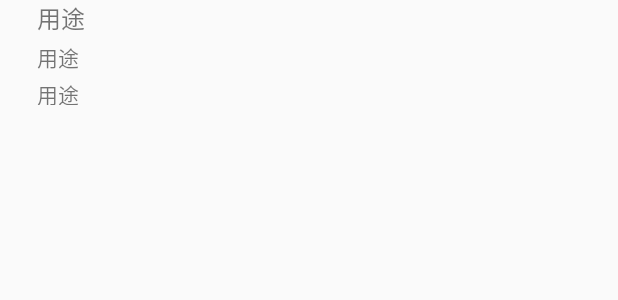
After one commit to xiaobaiGetHib/rememberPassWord.com, an Android app: the layout recycle_view_see_user.xml on its own in the app's theme, with its tools: preview values and no code run, on a phone screen of 412 x 824 dp. The commit adds this screen. Shown: the top 300 px of the screen. Run offline under Robolectric (Android 15) with nearby library versions, the phone set to English and light mode, and no system bars.

Commit message:
加ActiveAndroid入数据库框架,添加查看初步方案

```diff
--- a/app/build.gradle
+++ b/app/build.gradle
@@ -21,6 +21,7 @@ android {
 repositories {
     mavenCentral()
     maven { url "https://oss.sonatype.org/content/repositories/snapshots/" }
+    maven { url "https://jitpack.io" }
 }
 dependencies {
     compile fileTree(dir: 'libs', include: ['*.jar'])
@@ -29,5 +30,6 @@ dependencies {
     })
     compile 'com.android.support:appcompat-v7:23.1.1'
     compile 'com.michaelpardo:activeandroid:3.1.0-SNAPSHOT'
+    compile 'com.android.support:recyclerview-v7:23.4.0'
     testCompile 'junit:junit:4.12'
 }
--- a/app/src/main/AndroidManifest.xml
+++ b/app/src/main/AndroidManifest.xml
@@ -29,7 +29,7 @@
         <!-- //数据库表 -->
         <meta-data
             android:name="AA_MODELS"
-            android:value="com.xiaobai.rpass.rememberpass.Remember" />
+            android:value="com.xiaobai.rpass.rememberpass.model.Remember" />
 
         <activity android:name=".act.ViewLogActivity" />
         <activity android:name=".act.AddLogActivity"></activity>
--- a/app/src/main/java/com/xiaobai/rpass/rememberpass/act/MainActivity.java
+++ b/app/src/main/java/com/xiaobai/rpass/rememberpass/act/MainActivity.java
@@ -20,7 +20,8 @@ public class MainActivity extends BaseActivity {
         setContentView(R.layout.activity_main);
         setBankVisibity(false);
         setOkVisibity(false);
-      init();
+        setTitleText("记记");
+        init();
     }
 
     private void init() {
@@ -35,7 +36,7 @@ public class MainActivity extends BaseActivity {
         btn_see_info.setOnClickListener(new View.OnClickListener() {
             @Override
             public void onClick(View v) {
-
+                startActivity(new Intent(getBaseContext(),ViewLogActivity.class));
             }
         });
     }
--- a/app/src/main/res/layout/activity_view_log.xml
+++ b/app/src/main/res/layout/activity_view_log.xml
@@ -1,6 +1,7 @@
 <?xml version="1.0" encoding="utf-8"?>
 <RelativeLayout xmlns:android="http://schemas.android.com/apk/res/android"
     xmlns:tools="http://schemas.android.com/tools"
+    xmlns:app="http://schemas.android.com/apk/res-auto"
     android:id="@+id/activity_view_log"
     android:layout_width="match_parent"
     android:layout_height="match_parent"
@@ -10,4 +11,9 @@
     android:paddingTop="@dimen/activity_vertical_margin"
     tools:context="com.xiaobai.rpass.rememberpass.act.ViewLogActivity">
 
+    <android.support.v7.widget.RecyclerView
+        android:id="@+id/recycle_re_list"
+        android:layout_width="match_parent"
+        android:layout_height="match_parent"/>
+
 </RelativeLayout>
--- /dev/null
+++ b/app/src/main/res/layout/recycle_view_see_user.xml
@@ -0,0 +1,32 @@
+<?xml version="1.0" encoding="utf-8"?>
+<RelativeLayout xmlns:android="http://schemas.android.com/apk/res/android"
+    android:orientation="vertical" android:layout_width="match_parent"
+    android:layout_height="70dp">
+<LinearLayout
+    android:layout_marginLeft="50dp"
+    android:layout_centerInParent="true"
+    android:orientation="vertical"
+    android:layout_width="match_parent"
+    android:layout_height="wrap_content">
+    <TextView
+        android:textSize="16dp"
+        android:text="用途"
+        android:id="@+id/tv_use"
+        android:layout_width="wrap_content"
+        android:layout_height="wrap_content" />
+    <TextView
+        android:text="用途"
+        android:textSize="14dp"
+        android:layout_marginTop="3dp"
+        android:id="@+id/tv_account"
+        android:layout_width="wrap_content"
+        android:layout_height="wrap_content" />
+    <TextView
+        android:text="用途"
+        android:textSize="14dp"
+        android:layout_marginTop="3dp"
+        android:id="@+id/tv_password"
+        android:layout_width="wrap_content"
+        android:layout_height="wrap_content" />
+</LinearLayout>
+</RelativeLayout>
```
Also changed, not shown: app/src/main/java/com/xiaobai/rpass/rememberpass/act/AddLogActivity.java (+38 -2 lines), app/src/main/java/com/xiaobai/rpass/rememberpass/act/ViewLogActivity.java (+20 -1 lines), app/src/main/java/com/xiaobai/rpass/rememberpass/model/Remember.java (+36 -1 lines), app/src/main/java/com/xiaobai/rpass/rememberpass/utils/QDRecyclerViewAdapter.java (added, +71 -0 lines), app/src/main/res/layout/activity_add_log.xml (+7 -1 lines).
